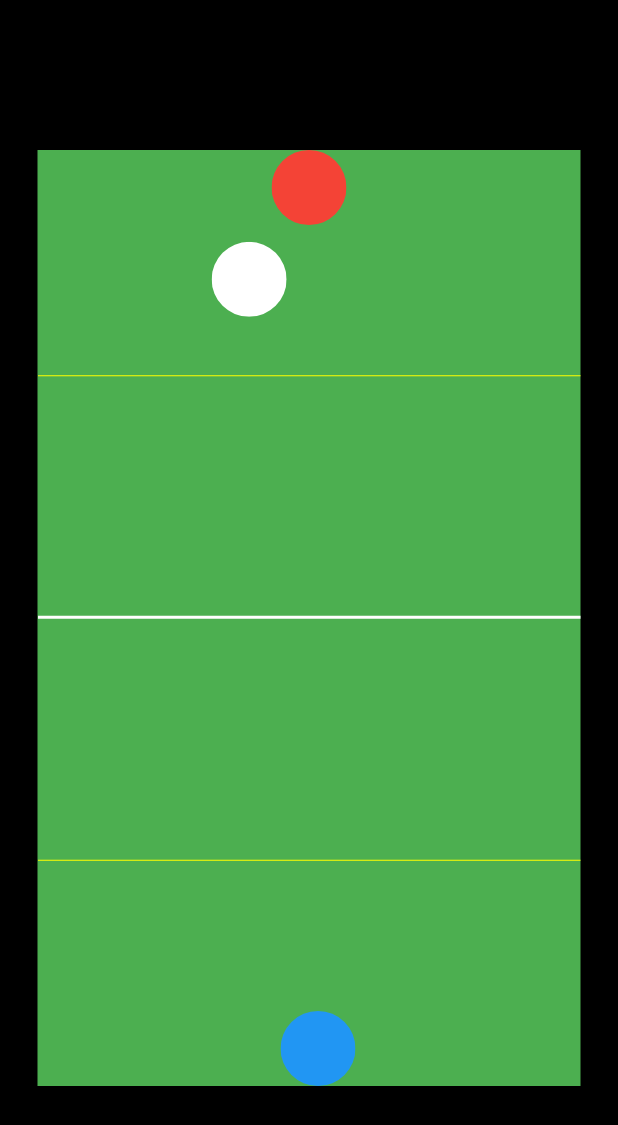
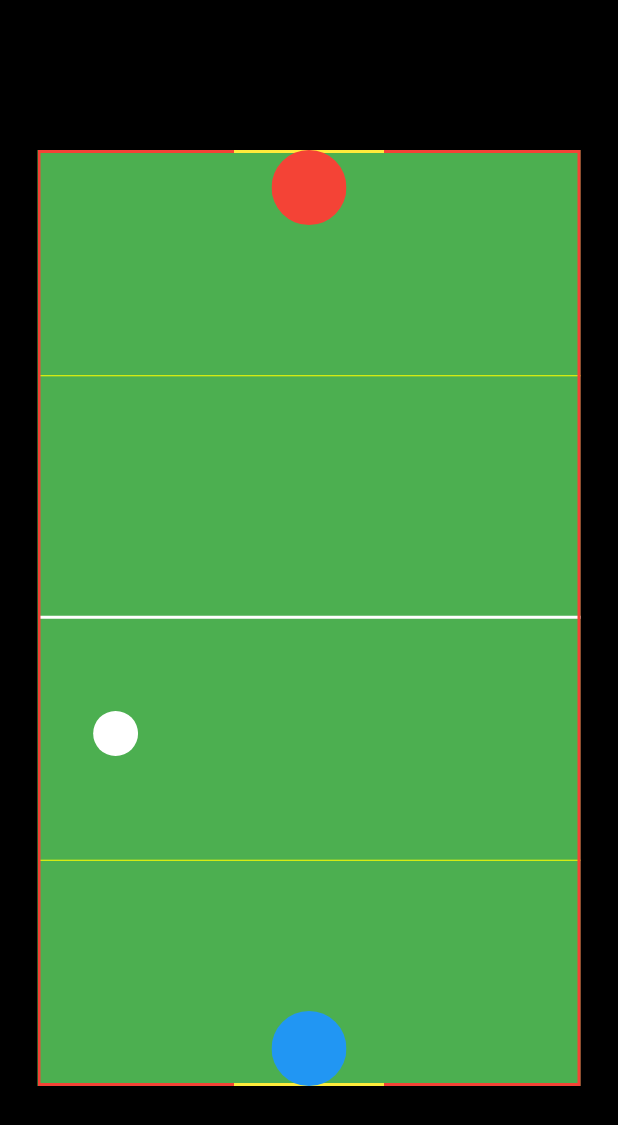
Before and after one commit to hngx-org/team-hurricane-hockey, a Flutter app: the screen it shows after launch, after a tap on "Tap to start!", on a phone screen of 412 x 824 dp. Shown: the top 1125 px of the screen. Run offline on Flutter 3.47's test engine with Material 2 defaults, Android fonts, the phone set to English and light mode, and no system bars.

Commit message:
feat: added goal area and border

```diff
--- a/lib/constants.dart
+++ b/lib/constants.dart
@@ -1,4 +1,4 @@
 const playerSize = 50.0;
 const playerRadius = playerSize / 2;
-const ballSize = 50.0;
+const ballSize = 30.0;
 const ballRadius = ballSize / 2;
--- a/lib/models/puck.dart
+++ b/lib/models/puck.dart
@@ -12,7 +12,7 @@ class Puck {
   double shotY = 0;
   int score = 0;
   final String name;
-  final double size = playerSize;
+  final double size = ballSize;
   final Color color;
 
   Puck({
--- a/lib/screens/home_page.dart
+++ b/lib/screens/home_page.dart
@@ -51,7 +51,7 @@ class _MyHomePageState extends State<MyHomePage> {
 
   void nextRound(String player) {
     player == player1.name ? player1.score++ : player2.score++;
-    turn = player == player1.name ? player2.name : player1.name;
+    turn = player;
     xSpeed = 0;
     ySpeed = 0;
     showStartText = true;
@@ -70,6 +70,7 @@ class _MyHomePageState extends State<MyHomePage> {
     ball.top = (tableHeight / 2) - ballRadius;
   }
 
+  final goalWidth = 100.0;
   void doTheMathWork() {
     player1.right = player1.left + playerSize;
     player1.bottom = player1.top + playerSize;
@@ -83,6 +84,20 @@ class _MyHomePageState extends State<MyHomePage> {
     ball.bottom = ball.top + ball.size;
     ball.centerX = ball.left + ballRadius;
     ball.centerY = ball.top + ballRadius;
+
+    // Calculate the left and right bounds of the goalpost.
+    double goalLeft1 = (tableWidth - goalWidth) / 2;
+    double goalRight1 = goalLeft1 + goalWidth;
+    double goalLeft2 = tableWidth / 2 - goalWidth / 2;
+    double goalRight2 = goalLeft2 + goalWidth;
+
+    // Check if the ball is inside the goalpost area.
+    if ((ball.top <= 0 || ball.bottom >= tableHeight) &&
+        ((ball.centerX >= goalLeft1 && ball.centerX <= goalRight1) ||
+            (ball.centerX >= goalLeft2 && ball.centerX <= goalRight2))) {
+    } else if (ball.top <= 0 || ball.bottom >= tableHeight) {
+      ySpeed = -ySpeed;
+    } else {
       distanceBall2P1 = pythagoras(
           ball.centerX - player1.centerX, ball.centerY - player1.centerY);
       distanceBall2P2 = pythagoras(
@@ -103,8 +118,8 @@ class _MyHomePageState extends State<MyHomePage> {
 
       // Player2 (bottom player) calculations
       else if (distanceBall2P2 <= playerRadius + ballRadius) {
-      xSpeed =
-          -(ball.centerX - player2.centerX) / (ball.centerY - player2.centerY);
+        xSpeed = -(ball.centerX - player2.centerX) /
+            (ball.centerY - player2.centerY);
         if (player2.shotX != 0) {
           xSpeed = 5 * player2.shotX;
           ySpeed = 5 * player2.shotY;
@@ -112,6 +127,7 @@ class _MyHomePageState extends State<MyHomePage> {
         xSpeed = xSpeed < -10 ? -10 : xSpeed;
         ySpeed = -1 / xSpeed.abs();
         ySpeed = ySpeed < (-5) ? (-5) : ySpeed;
+      }
     }
   }
 
@@ -129,9 +145,9 @@ class _MyHomePageState extends State<MyHomePage> {
 
     // Move player2 towards the desiredX position.
     if (player2.centerX < desiredX) {
-      player2.left += 3.0; // Adjust the speed of player2's movement.
+      player2.left += 1.0; // Adjust the speed of player2's movement.
     } else if (player2.centerX > desiredX) {
-      player2.left -= 3.0; // Adjust the speed of player2's movement.
+      player2.left -= 1.0; // Adjust the speed of player2's movement.
     }
 
     // Ensure player2 stays within the horizontal boundaries.
@@ -158,7 +174,7 @@ class _MyHomePageState extends State<MyHomePage> {
       tableHeight = sHeight - 4 * playerSize;
       player1.left = tableWidth / 2 - playerRadius;
       player1.top = 0;
-      player2.left = tableWidth / 2 - playerRadius;
+      player2.left = tableWidth /2 - playerRadius;
       player2.top = tableHeight - playerSize;
       textStartLeft = tableWidth / 2 - textStartWidth / 2;
       textStartTop = tableHeight / 2 - textStartHeight / 2;
@@ -196,6 +212,41 @@ class _MyHomePageState extends State<MyHomePage> {
                         height: playerSize * 3,
                       ),
                     ],
+                  ),
+                ),
+
+                // Goal Area Container with Borders
+                Positioned(
+                  left: 0, // Align to the left edge of the table
+                  top: 0, // Align to the top edge of the table
+                  child: Container(
+                    width: tableWidth,
+                    height: tableHeight,
+                    decoration: BoxDecoration(
+                      border: Border.all(color: Colors.red, width: 2.0),
+                    ),
+                  ),
+                ),
+
+                // Goalpost 1
+                Positioned(
+                  left: (tableWidth - goalWidth) / 2, // Centered
+                  top: 0, // Align to the top
+                  child: Container(
+                    width: goalWidth,
+                    height: 2,
+                    color: Colors.yellow, // Transparent background
+                  ),
+                ),
+
+                // Goalpost 2
+                Positioned(
+                  left: (tableWidth - goalWidth) / 2, // Centered
+                  bottom: 0, // Align to the top
+                  child: Container(
+                    width: goalWidth,
+                    height: 2,
+                    color: Colors.yellow, // Transparent background
                   ),
                 ),
 
```
Lines whose indentation alone changed are shown as unchanged.
